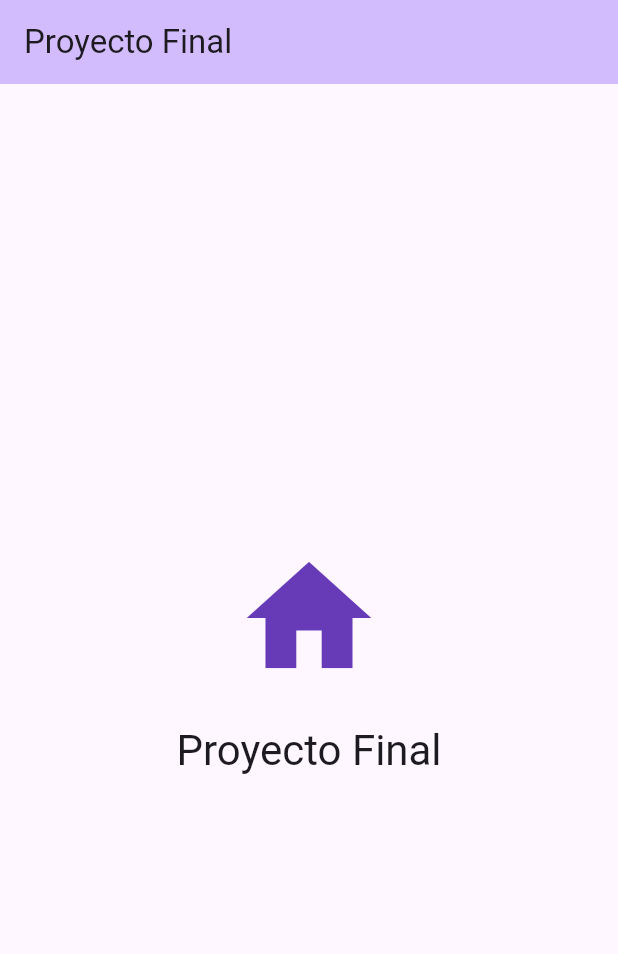
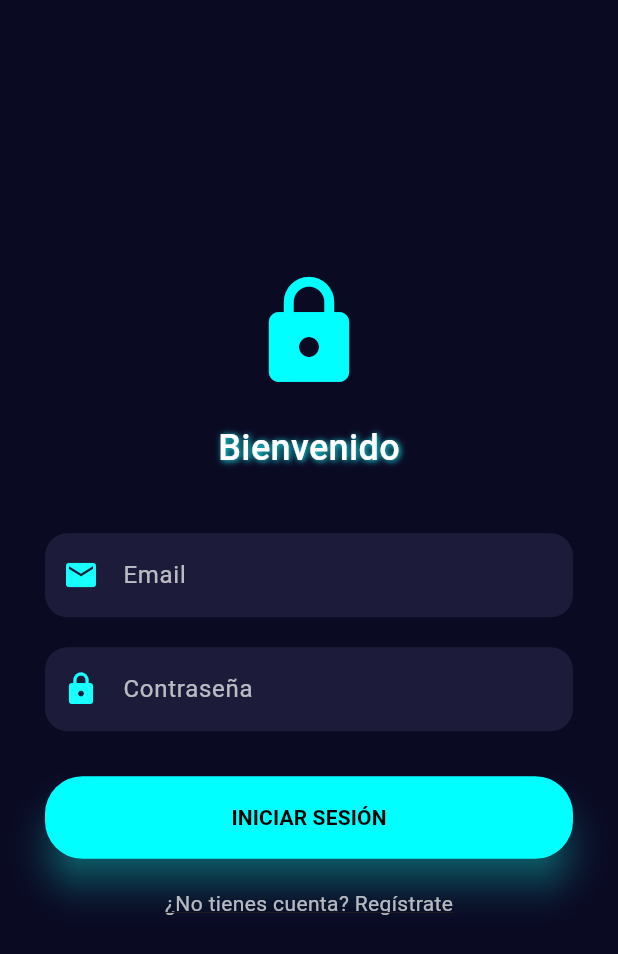
Before and after one commit to Area51-espe/Avianca-EMSA, a Flutter app: the screen it shows after launch, on a phone screen of 412 x 824 dp. Shown: the top 954 px of the screen. Run offline on Flutter 3.47's test engine with Material 3 defaults, Android fonts, the phone set to English and light mode, and no system bars.

Commit message:
login-registro

```diff
--- /dev/null
+++ b/lib/login.dart
@@ -0,0 +1,136 @@
+import 'package:flutter/material.dart';
+
+class LoginScreen extends StatefulWidget {
+  @override
+  State<LoginScreen> createState() => _LoginScreenState();
+}
+
+class _LoginScreenState extends State<LoginScreen> {
+  final _formKey = GlobalKey<FormState>();
+  final TextEditingController _emailController = TextEditingController();
+  final TextEditingController _passwordController = TextEditingController();
+
+  void _login() {
+    final email = _emailController.text.trim();
+    final pass = _passwordController.text.trim();
+
+    if (_formKey.currentState!.validate()) {
+      if (email == 'admin' && pass == '1234') {
+        Navigator.pushReplacementNamed(context, '/home');
+      } else {
+        ScaffoldMessenger.of(context).showSnackBar(
+          SnackBar(content: Text('Email o contraseña incorrectos')),
+        );
+      }
+    }
+  }
+
+  @override
+  Widget build(BuildContext context) {
+    return Scaffold(
+      backgroundColor: Color(0xFF0A0A23),
+      body: SafeArea(
+        child: Center(
+          child: Padding(
+            padding: const EdgeInsets.symmetric(horizontal: 30),
+            child: SingleChildScrollView(
+              child: Form(
+                key: _formKey,
+                child: Column(
+                  children: [
+                    Icon(Icons.lock, size: 80, color: Color(0xFF00FFFF)),
+                    SizedBox(height: 20),
+                    Text(
+                      'Bienvenido',
+                      style: TextStyle(
+                        fontSize: 24,
+                        color: Colors.white,
+                        fontWeight: FontWeight.w500,
+                        shadows: [
+                          Shadow(
+                            blurRadius: 5,
+                            color: Colors.cyanAccent,
+                            offset: Offset(1, 1),
+                          )
+                        ],
+                      ),
+                    ),
+                    SizedBox(height: 40),
+                    TextFormField(
+                      controller: _emailController,
+                      style: TextStyle(color: Colors.white),
+                      decoration: InputDecoration(
+                        prefixIcon: Icon(Icons.email, color: Colors.cyanAccent),
+                        hintText: 'Email',
+                        hintStyle: TextStyle(color: Colors.white70),
+                        filled: true,
+                        fillColor: Color(0xFF1C1C3A),
+                        border: OutlineInputBorder(
+                          borderRadius: BorderRadius.circular(15),
+                          borderSide: BorderSide.none,
+                        ),
+                      ),
+                      validator: (value) =>
+                          value!.isEmpty ? 'Ingrese su email' : null,
+                    ),
+                    SizedBox(height: 20),
+                    TextFormField(
+                      controller: _passwordController,
+                      style: TextStyle(color: Colors.white),
+                      obscureText: true,
+                      decoration: InputDecoration(
+                        prefixIcon: Icon(Icons.lock, color: Colors.cyanAccent),
+                        hintText: 'Contraseña',
+                        hintStyle: TextStyle(color: Colors.white70),
+                        filled: true,
+                        fillColor: Color(0xFF1C1C3A),
+                        border: OutlineInputBorder(
+                          borderRadius: BorderRadius.circular(15),
+                          borderSide: BorderSide.none,
+                        ),
+                      ),
+                      validator: (value) =>
+                          value!.isEmpty ? 'Ingrese su contraseña' : null,
+                    ),
+                    SizedBox(height: 30),
+                    ElevatedButton(
+                      onPressed: _login,
+                      style: ElevatedButton.styleFrom(
+                        backgroundColor: Color(0xFF00FFFF),
+                        foregroundColor: Colors.black,
+                        minimumSize: Size(double.infinity, 55),
+                        shape: RoundedRectangleBorder(
+                          borderRadius: BorderRadius.circular(25),
+                        ),
+                        elevation: 10,
+                        shadowColor: Colors.cyanAccent,
+                      ),
+                      child: Text(
+                        'INICIAR SESIÓN',
+                        style: TextStyle(fontWeight: FontWeight.bold),
+                      ),
+                    ),
+                    SizedBox(height: 20),
+                    GestureDetector(
+                      onTap: () {
+                        Navigator.pushNamed(context, '/register');
+                      },
+                      child: Text(
+                        '¿No tienes cuenta? Regístrate',
+                        style: TextStyle(
+                          color: Colors.white70,
+                          decoration: TextDecoration.underline,
+                        ),
+                      ),
+                    ),
+                    SizedBox(height: 30),
+                  ],
+                ),
+              ),
+            ),
+          ),
+        ),
+      ),
+    );
+  }
+}
--- a/lib/main.dart
+++ b/lib/main.dart
@@ -1,4 +1,7 @@
 import 'package:flutter/material.dart';
+import 'login.dart';
+import 'home.dart';
+import 'register.dart'; // <-- Asegúrate de importar tu archivo de registro
 
 void main() {
   runApp(const MyApp());
@@ -10,46 +13,17 @@ class MyApp extends StatelessWidget {
   @override
   Widget build(BuildContext context) {
     return MaterialApp(
-      title: 'Proyecto Final', // Changed the app title
+      title: 'Proyecto Final',
       theme: ThemeData(
         colorScheme: ColorScheme.fromSeed(seedColor: Colors.deepPurple),
         useMaterial3: true,
       ),
-      home: const MyHomePage(title: 'Proyecto Final'), // Changed the home page title
+      initialRoute: '/login', // Ruta inicial
+      routes: {
+        '/login': (context) => LoginScreen(),
+        '/home': (context) => HomeScreen(),
+        '/register': (context) => RegisterScreen(), // <-- Agregada aquí
+      },
     );
   }
 }
-
-class MyHomePage extends StatelessWidget { // Changed to StatelessWidget
-  const MyHomePage({super.key, required this.title});
-
-  final String title;
-
-  @override
-  Widget build(BuildContext context) {
-    return Scaffold(
-      appBar: AppBar(
-        backgroundColor: Theme.of(context).colorScheme.inversePrimary,
-        title: Text(title), // Uses the title passed to the widget
-      ),
-      body: Center(
-        child: Column(
-          mainAxisAlignment: MainAxisAlignment.center,
-          children: <Widget>[
-            const Icon(
-              Icons.home, // Home icon
-              size: 100.0, // Adjust size as needed
-              color: Colors.deepPurple, // Adjust color as needed
-            ),
-            const SizedBox(height: 20), // Adds some space between the icon and text
-            Text(
-              'Proyecto Final', // The desired text
-              style: Theme.of(context).textTheme.headlineMedium,
-            ),
-          ],
-        ),
-      ),
-      // Removed the floatingActionButton
-    );
-  }
-}
```
Also changed, not shown: lib/home.dart (added, +24 -0 lines), lib/register.dart (added, +169 -0 lines), pubspec.lock.
